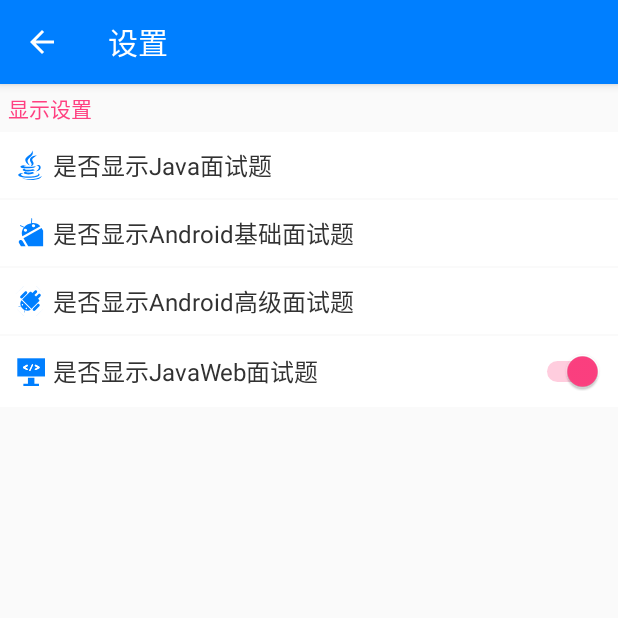
After one commit to git-wuxianglong/AndroidInterviewQuestions, an Android app: the SettingActivity screen opened directly, with no data from a screen before it, on a phone screen of 412 x 824 dp, the top half of it. The commit adds this screen. Run offline under Robolectric (Android 15) with nearby library versions, the phone set to English and light mode, and no system bars; our stand-ins replace ButterKnife; pictures from the network do not load.

Commit message:
添加设置界面

```diff
--- a/app/build.gradle
+++ b/app/build.gradle
@@ -33,7 +33,9 @@ android {
     useLibrary 'org.apache.http.legacy'
 }
 
+
 dependencies {
+    implementation 'com.android.support.constraint:constraint-layout:1.0.2'
     compile fileTree(include: ['*.jar'], dir: 'libs')
     testCompile 'junit:junit:4.12'
 
--- a/app/src/main/java/com/wuxl/interviewquestions/AppConfig.java
+++ b/app/src/main/java/com/wuxl/interviewquestions/AppConfig.java
@@ -19,4 +19,6 @@ public class AppConfig {
     public static final String ANDROID_SENIOR_DIR = '/' + "androidSeniorListCache";
     public static final String JAVA_WEB_DIR = '/' + "javaWebListCache";
 
+    public static final String SETTING_DIR = '/' + "setting";
+
 }
--- a/app/src/main/java/com/wuxl/interviewquestions/activity/MainActivity.java
+++ b/app/src/main/java/com/wuxl/interviewquestions/activity/MainActivity.java
@@ -15,7 +15,9 @@ import android.view.ViewConfiguration;
 import android.widget.ImageView;
 import android.widget.LinearLayout;
 
+import com.wuxl.interviewquestions.AppConfig;
 import com.wuxl.interviewquestions.R;
+import com.wuxl.interviewquestions.utils.CacheUtils;
 import com.wuxl.interviewquestions.utils.SendMsg;
 
 import java.lang.reflect.Field;
@@ -33,8 +35,9 @@ import static com.wuxl.interviewquestions.AppConfig.JAVA_WEB_FLAG;
  * 主界面
  * Created by wuxianglong on 2016/10/10.
  */
+public class MainActivity extends AppCompatActivity {
 
-public class MainActivity extends AppCompatActivity {
+    private String CACHE_DIR = null;
 
     @Bind(R.id.btn_java)
     LinearLayout btnJava;
@@ -57,12 +60,31 @@ public class MainActivity extends AppCompatActivity {
 
     private Drawable drawable;
 
+    //是否显示JavaWeb
+    private boolean showJavaWeb = true;
+
+    private String isExists;
+
     @Override
     protected void onCreate(Bundle savedInstanceState) {
         super.onCreate(savedInstanceState);
         makeActionOverflowMenuShown();
         setContentView(R.layout.activity_main);
         ButterKnife.bind(this);
+        setting();
+    }
+
+    /**
+     * 初始化一些设置
+     */
+    private void setting() {
+        //缓存目录
+        CACHE_DIR = this.getCacheDir().getPath();
+        //在文件不存在的情况下，返回的为null
+        if (CacheUtils.load(CACHE_DIR + AppConfig.SETTING_DIR) == null) {
+            //默认显示为true，进行保存
+            CacheUtils.save(showJavaWeb, CACHE_DIR + AppConfig.SETTING_DIR);
+        }
     }
 
     @Override
@@ -76,6 +98,20 @@ public class MainActivity extends AppCompatActivity {
         } catch (Exception e) {
             e.printStackTrace();
         }
+
+        //显示或隐藏Java web
+        setShowJavaWeb();
+    }
+
+    /**
+     * 是否显示Java web
+     */
+    private void setShowJavaWeb() {
+        showJavaWeb = (boolean) CacheUtils.load(CACHE_DIR + AppConfig.SETTING_DIR);
+        if (!showJavaWeb)
+            btnJavaWeb.setVisibility(View.GONE);
+        else
+            btnJavaWeb.setVisibility(View.VISIBLE);
     }
 
     @Override
@@ -87,9 +123,15 @@ public class MainActivity extends AppCompatActivity {
     @Override
     public boolean onOptionsItemSelected(MenuItem item) {
         int id = item.getItemId();
-        if (id == R.id.action_about) {
-            SendMsg.sendMsgToZhuge(this, getResources().getString(R.string.action_about));
-            startActivity(new Intent(MainActivity.this, AboutActivity.class));
+        switch (id) {
+            case R.id.action_about:
+                SendMsg.sendMsgToZhuge(this, getResources().getString(R.string.action_about));
+                startActivity(new Intent(MainActivity.this, AboutActivity.class));
+                break;
+            case R.id.action_setting:
+                SendMsg.sendMsgToZhuge(this, getResources().getString(R.string.action_setting));
+                startActivity(new Intent(MainActivity.this, SettingActivity.class));
+                break;
         }
         return super.onOptionsItemSelected(item);
     }
--- a/app/src/main/java/com/wuxl/interviewquestions/activity/QuestionListActivity.java
+++ b/app/src/main/java/com/wuxl/interviewquestions/activity/QuestionListActivity.java
@@ -197,7 +197,6 @@ public class QuestionListActivity extends AppCompatActivity {
         } else {
             startActivity(intent);
         }
-        SendMsg.sendMsgToZhuge(this, questionFlag + "第" + position + "题");
     }
 
     /**
@@ -383,14 +382,21 @@ public class QuestionListActivity extends AppCompatActivity {
     @Override
     public boolean onOptionsItemSelected(MenuItem item) {
         int id = item.getItemId();
-        //关于
-        if (id == R.id.action_about) {
-            SendMsg.sendMsgToZhuge(this, getResources().getString(R.string.action_about));
-            startActivity(new Intent(QuestionListActivity.this, AboutActivity.class));
-        }
-        //返回
-        if (id == android.R.id.home) {
-            finish();
+        switch (id) {
+            case R.id.action_about:
+                //关于
+                SendMsg.sendMsgToZhuge(this, getResources().getString(R.string.action_about));
+                startActivity(new Intent(QuestionListActivity.this, AboutActivity.class));
+                break;
+            case R.id.action_setting:
+                //设置
+                SendMsg.sendMsgToZhuge(this, getResources().getString(R.string.action_setting));
+                startActivity(new Intent(QuestionListActivity.this, SettingActivity.class));
+                break;
+            case android.R.id.home:
+                //返回
+                finish();
+                break;
         }
         return super.onOptionsItemSelected(item);
     }
--- /dev/null
+++ b/app/src/main/java/com/wuxl/interviewquestions/activity/SettingActivity.java
@@ -0,0 +1,62 @@
+package com.wuxl.interviewquestions.activity;
+
+import android.os.Bundle;
+import android.support.v7.app.ActionBar;
+import android.support.v7.app.AppCompatActivity;
+import android.view.MenuItem;
+import android.widget.CompoundButton;
+import android.widget.Switch;
+
+import com.wuxl.interviewquestions.AppConfig;
+import com.wuxl.interviewquestions.R;
+import com.wuxl.interviewquestions.utils.CacheUtils;
+
+import butterknife.Bind;
+import butterknife.ButterKnife;
+
+public class SettingActivity extends AppCompatActivity {
+
+    @Bind(R.id.is_show_javaweb)
+    Switch isShowJavaweb;
+
+    private String CACHE_DIR = null;//默认缓存目录
+    private boolean showJavaWeb;
+
+    @Override
+    protected void onCreate(Bundle savedInstanceState) {
+        super.onCreate(savedInstanceState);
+        setContentView(R.layout.activity_setting);
+        ButterKnife.bind(this);
+
+        init();
+    }
+
+    private void init() {
+        ActionBar actionBar = getSupportActionBar();
+        if (actionBar != null) {
+            actionBar.setTitle(getResources().getString(R.string.action_setting));
+            actionBar.setDisplayHomeAsUpEnabled(true);
+        }
+        CACHE_DIR = this.getCacheDir().getPath();
+        //读取配置信息
+        showJavaWeb = (boolean) CacheUtils.load(CACHE_DIR + AppConfig.SETTING_DIR);
+        isShowJavaweb.setChecked(showJavaWeb);
+
+        isShowJavaweb.setOnCheckedChangeListener(new CompoundButton.OnCheckedChangeListener() {
+            @Override
+            public void onCheckedChanged(CompoundButton compoundButton, boolean isChecked) {
+                CacheUtils.save(isChecked, CACHE_DIR + AppConfig.SETTING_DIR);
+            }
+        });
+    }
+
+    @Override
+    public boolean onOptionsItemSelected(MenuItem item) {
+        //返回
+        int id = item.getItemId();
+        if (id == android.R.id.home) {
+            finish();
+        }
+        return super.onOptionsItemSelected(item);
+    }
+}
--- /dev/null
+++ b/app/src/main/res/drawable/ic_android_base_blue.xml
@@ -0,0 +1,34 @@
+<vector xmlns:android="http://schemas.android.com/apk/res/android"
+    android:width="40dp"
+    android:height="40dp"
+    android:viewportHeight="1024.0"
+    android:viewportWidth="1024.0">
+
+
+    <path
+        android:name="first"
+        android:fillColor="@color/colorPrimary"
+        android:pathData="M907.1,344.7l-616.1,344.2L452.7,960 960,960 960,433.3 907.1,344.7z" />
+
+    <path
+        android:name="sencond"
+        android:fillColor="@color/colorPrimary"
+        android:pathData="M301.1,327.1 L294.2,336.6C229.3,426 213.3,530.9 250,620.1l613.2,-342.7c-55.2,-67.6 -142.8,-106.2 -242.9,-106.2 -10.9,0 -21.8,0.5 -32.8,1.3L575.8,173.6 564.7,175.2C514.9,182.5 467.2,198.8 422.4,223.8 377.6,248.8 339.1,280.8 307.9,318.8L301.1,327.1zM578.4,248.8C582.3,235 591.4,223.5 604.1,216.4 612.5,211.7 622.1,209.3 631.7,209.3c19.6,0 38,10.2 47.7,26.7 15.2,25.4 6,58.1 -20.2,72.8C650.9,313.5 641.4,315.9 631.7,315.9c-19.6,0 -38,-10.1 -47.7,-26.6C576.6,276.9 574.7,262.7 578.4,248.8zM329.3,369.9c8.4,-4.7 17.9,-7.2 27.5,-7.2 19.8,0 37.9,10.2 47.8,26.6 15.1,25.5 6.1,58.2 -20.2,72.9 -8.4,4.7 -17.9,7.2 -27.5,7.2 -19.6,0 -38,-10.2 -47.7,-26.7C294.1,417.3 303.1,384.6 329.3,369.9z" />
+
+    <path
+        android:name="third"
+        android:fillColor="@color/colorPrimary"
+        android:pathData="M196.1,749.2c-11.9,0 -23.7,3.1 -34,8.9 -33,18.4 -44,59.8 -24.5,92.2L202.9,960 362.2,960l-105.2,-176.4C244.4,762.4 221.1,749.2 196.1,749.2z" />
+
+    <path
+        android:name="fourth"
+        android:fillColor="@color/colorPrimary"
+        android:pathData="M290.7,322.6c2,0.9 4,1.3 6.1,1.3 5.3,0 10.4,-2.9 12.9,-7.9C313,309.3 309.9,301.1 302.8,297.9L190,245.9C188,245 185.8,244.5 183.8,244.5c-5.2,0 -10.4,2.9 -12.8,7.9C167.6,259.3 170.6,267.4 177.7,270.7L290.7,322.6z" />
+
+    <path
+        android:name="fifth"
+        android:fillColor="@color/colorPrimary"
+        android:pathData="M561.5,205.8c0.4,0 0.8,0 1.2,0 7.3,0 13.5,-20.6 14.1,-27.8l9.9,-142C587.3,28.5 581.5,0 573.8,0c-0.4,0 -0.8,0 -1.3,0 -7.3,0 -13.5,19.1 -14.1,26.2L548.5,169C548,176.5 553.8,205.8 561.5,205.8z" />
+
+
+</vector>
--- /dev/null
+++ b/app/src/main/res/drawable/ic_android_senior_blue.xml
@@ -0,0 +1,31 @@
+<vector xmlns:android="http://schemas.android.com/apk/res/android"
+    android:width="40dp"
+    android:height="40dp"
+    android:viewportHeight="1024.0"
+    android:viewportWidth="1024.0">
+
+    <path
+        android:name="first"
+        android:fillColor="@color/colorPrimary"
+        android:pathData="M-209.2,512l721.2,-721.2 721.2,721.2 -721.2,721.2 -721.2,-721.2M-212.1,512l724.1,724.1 724.1,-724.1 -724.1,-724.1 -724.1,724.1z" />
+
+    <path
+        android:name="sencond"
+        android:fillColor="@color/colorPrimary"
+        android:pathData="M196.3,679.1l-71.6,13.2c-4.3,0.8 -7.1,4.5 -6.4,8.4 0.7,3.8 4.7,6.3 9,5.5l74.4,-13.7c12.1,27.9 29.9,54.5 53.3,77.9s50,41.2 77.9,53.3l-13.7,74.4c-0.8,4.3 1.7,8.3 5.5,9 3.8,0.7 7.6,-2.2 8.4,-6.4l13.2,-71.6c68,24.8 141.6,16.3 193.7,-27.4l-316.2,-316.2c-43.8,52 -52.3,125.6 -27.4,193.7zM404.1,753.3c9.7,9.7 9.7,25.3 0,35 -9.7,9.7 -25.3,9.7 -35,0 -9.7,-9.7 -9.7,-25.3 0,-35 9.7,-9.7 25.3,-9.7 35,-0zM272,621.2c9.7,9.7 9.7,25.3 -0,35 -9.7,9.7 -25.3,9.7 -35,0 -9.7,-9.7 -9.7,-25.3 0,-35 9.7,-9.7 25.3,-9.7 35,0z" />
+
+    <path
+        android:name="third"
+        android:fillColor="@color/colorPrimary"
+        android:pathData="M759.9,622.1c19.5,-19.5 51.1,-19.5 70.5,0v0c19.5,19.5 19.5,51.1 0,70.5l-142.7,142.7c-19.5,19.5 -51.1,19.5 -70.5,0v0c-19.5,-19.5 -19.5,-51.1 -0,-70.5l142.7,-142.7z" />
+
+    <path
+        android:name="fourth"
+        android:fillColor="@color/colorPrimary"
+        android:pathData="M562.8,778.6l257.6,-257.6c15.3,-15.3 15.3,-40.1 -0,-55.4l-32.8,-32.8 79.3,-79.3c19.5,-19.5 19.5,-51.1 0,-70.5s-51.1,-19.5 -70.5,-0l-79.3,79.3 -54.1,-54.1 79.3,-79.3c19.5,-19.5 19.5,-51.1 0,-70.5s-51.1,-19.5 -70.5,0l-79.3,79.3 -32.8,-32.8c-15.3,-15.3 -40.1,-15.3 -55.4,-0l-257.6,257.6 316.2,316.2z" />
+
+    <path
+        android:name="fifth"
+        android:fillColor="@color/colorPrimary"
+        android:pathData="M403.2,265.3c19.5,-19.5 19.5,-51.1 0,-70.5v0c-19.5,-19.5 -51.1,-19.5 -70.5,0l-142.7,142.7c-19.5,19.5 -19.5,51.1 0,70.5v0c19.5,19.5 51.1,19.5 70.5,0l142.7,-142.7z" />
+</vector>
--- /dev/null
+++ b/app/src/main/res/drawable/ic_java_blue.xml
@@ -0,0 +1,46 @@
+<vector xmlns:android="http://schemas.android.com/apk/res/android"
+    android:width="40dp"
+    android:height="40dp"
+    android:viewportHeight="1024.0"
+    android:viewportWidth="1024.0">
+
+    <path
+        android:name="first"
+        android:fillColor="@color/colorPrimary"
+        android:pathData="M745.1,181.8c-29.4,20.7 -58.1,38.4 -89.6,64 -23.8,19.5 -66.8,46.1 -69.1,81.9 -3.6,54.5 80.4,105 35.8,174.1 -16.9,26.4 -45.6,37.6 -81.9,53.8 -4.4,-7.9 9.5,-14.6 15.4,-23 55.8,-80.9 -58.1,-107.8 -43.5,-207.4C526.2,228.9 639.6,195.4 745.1,181.8z" />
+
+    <path
+        android:name="sencond"
+        android:fillColor="@color/colorPrimary"
+        android:pathData="M389.2,514.7c-26.4,12.3 -70.4,14.6 -89.6,41 19.5,14.6 47.9,14.1 74.3,15.4 108.1,4.9 243.3,-4.4 335.4,-20.5 3.1,6.7 -12.8,18.2 -23,25.6 -58.1,42.5 -238.9,54.5 -363.6,46.1 -41.7,-2.8 -137.3,-13.8 -138.3,-51.2 -1.3,-45.3 115.7,-50.2 163.9,-53.8C357.7,516.5 375.4,512.6 389.2,514.7z" />
+
+    <path
+        android:name="third"
+        android:fillColor="@color/colorPrimary"
+        android:pathData="M335.4,629.9c12,1.5 -8.5,8.7 -5.1,17.9 44,43.5 181,31.2 248.4,17.9 14.1,-2.8 28.2,-11.3 38.4,-10.2 25.6,2.3 42,32 64,35.8 -77.8,35.1 -228.2,51.7 -338,30.7 -28.4,-5.4 -77.8,-20.7 -79.4,-43.5C261.4,647.6 312.7,634.5 335.4,629.9z" />
+
+    <path
+        android:name="fourth"
+        android:fillColor="@color/colorPrimary"
+        android:pathData="M368.7,734.9c7.9,2.6 -2.8,6.9 -2.6,10.2 23.3,40.5 138.5,26.1 197.2,12.8 11.8,-2.8 23.6,-11 33.3,-10.2 29.7,2 41,33 66.6,38.4 -81.7,49.9 -279.6,70.2 -361.1,7.7C298.3,748.2 334.9,743.1 368.7,734.9z" />
+
+    <path
+        android:name="fifth"
+        android:fillColor="@color/colorPrimary"
+        android:pathData="M294.5,811.7c-24.3,6.1 -87.3,-2.6 -89.6,30.7 -0.8,12.8 21.5,27.9 35.8,33.3 83.5,31.5 251.2,36.4 389.2,20.5 64,-7.4 184.4,-28.9 169,-94.7 19.2,2.3 36.4,14.6 38.4,33.3 7.7,70.7 -154.7,100.4 -220.2,107.5 -142.6,15.6 -320.8,12.5 -430.2,-25.6 -35.6,-12.3 -78.6,-35.1 -76.8,-69.1C113.2,790.2 251.5,774.3 294.5,811.7z" />
+
+    <path
+        android:name="sixth"
+        android:fillColor="@color/colorPrimary"
+        android:pathData="M512.1,1024c-96,-10.5 -188.5,-24.6 -266.3,-58.9 203.6,48.9 500.3,45.3 642.7,-58.9 7.7,-5.6 14.9,-16.6 25.6,-15.4 -35.8,107.5 -173.6,115 -291.9,133.2C585.4,1024 548.7,1024 512.1,1024z" />
+
+    <path
+        android:name="seventh"
+        android:fillColor="@color/colorPrimary"
+        android:pathData="M578.7,7.7c17.9,16.9 30.7,48.4 30.7,81.9 0,99.1 -105,156.5 -156.2,222.8 -11.3,14.9 -25.9,37.6 -25.6,61.5 0.5,54 56.3,114.5 76.8,158.8 -35.8,-23.6 -79.4,-55.1 -110.1,-92.2 -30.7,-36.9 -61.5,-96.8 -33.3,-148.5 42.3,-77.8 168,-124.2 212.5,-207.4C584.3,64.3 592.8,33.3 578.7,7.7z" />
+
+    <path
+        android:name="eighth"
+        android:fillColor="@color/colorPrimary"
+        android:pathData="M729.8,540.3c52.7,-45.1 142.1,-27.4 146,48.7 4.4,89.1 -93.2,139 -163.9,143.4 32.8,-31.2 119.3,-81.4 102.4,-153.6C807.4,549.5 771,531.8 729.8,540.3z" />
+</vector>
--- /dev/null
+++ b/app/src/main/res/drawable/ic_java_web_blue.xml
@@ -0,0 +1,37 @@
+<vector xmlns:android="http://schemas.android.com/apk/res/android"
+    android:width="40dp"
+    android:height="40dp"
+    android:viewportHeight="1024.0"
+    android:viewportWidth="1024.0">
+
+    <path
+        android:name="first"
+        android:fillColor="@color/colorPrimary"
+        android:pathData="M78.196364 78.196364v620.809974h947.39948V78.196364H78.196364z" />
+
+    <path
+        android:name="sencond"
+        android:fillColor="@color/color_item_normal"
+        android:pathData="M441.516883 945.351481H285.549714v78.196363h532.69278v-78.196363H662.275325V738.330597H441.516883v207.020884zM426.59574 346.165195a26.065455 26.065455 0 1 0-26.863376-44.683637l-114.48852 68.807481c-17.314909 10.399584-16.716468 35.707013 1.063896 45.295377l114.501818 61.63948a26.065455 26.065455 0 0 0 24.708987-45.893818l-74.166857-39.936 75.244052-45.215584zM687.808831 346.165195a26.065455 26.065455 0 1 1 26.863377-44.683637l114.488519 68.807481c17.314909 10.399584 16.716468 35.707013-1.063896 45.295377l-114.501818 61.63948a26.065455 26.065455 0 1 1-24.708987-45.893818l74.166857-39.936-75.244052-45.215584zM579.637195 289.645714l-90.896624 194.294026a19.549091 19.549091 0 1 0 35.414442 16.570182l90.896623-194.294026a19.549091 19.549091 0 0 0-35.414441-16.570182z" />
+
+    <path
+        android:name="third"
+        android:fillColor="@color/colorPrimary"
+        android:pathData="M441.516883 945.351481H285.549714v78.196363h532.69278v-78.196363H662.275325V738.330597H441.516883v207.020884z" />
+
+    <path
+        android:name="fourth"
+        android:fillColor="@color/color_item_normal"
+        android:pathData="M426.59574 346.165195a26.065455 26.065455 0 1 0-26.863376-44.683637l-114.48852 68.807481c-17.314909 10.399584-16.716468 35.707013 1.063896 45.295377l114.501818 61.63948a26.065455 26.065455 0 0 0 24.708987-45.893818l-74.166857-39.936 75.244052-45.215584z" />
+
+    <path
+        android:name="fifth"
+        android:fillColor="@color/color_item_normal"
+        android:pathData="M687.808831 346.165195a26.065455 26.065455 0 1 1 26.863377-44.683637l114.488519 68.807481c17.314909 10.399584 16.716468 35.707013-1.063896 45.295377l-114.501818 61.63948a26.065455 26.065455 0 1 1-24.708987-45.893818l74.166857-39.936-75.244052-45.215584z" />
+
+    <path
+        android:name="sixth"
+        android:fillColor="@color/color_item_normal"
+        android:pathData="M579.637195 289.645714l-90.896624 194.294026a19.549091 19.549091 0 1 0 35.414442 16.570182l90.896623-194.294026a19.549091 19.549091 0 0 0-35.414441-16.570182z" />
+
+</vector>
--- /dev/null
+++ b/app/src/main/res/layout/activity_setting.xml
@@ -0,0 +1,161 @@
+<?xml version="1.0" encoding="utf-8"?>
+<RelativeLayout xmlns:android="http://schemas.android.com/apk/res/android"
+    xmlns:tools="http://schemas.android.com/tools"
+    android:layout_width="match_parent"
+    android:layout_height="match_parent"
+    android:background="@color/color_setting_back"
+    tools:context="com.wuxl.interviewquestions.activity.SettingActivity">
+
+    <TextView
+        android:id="@+id/setting_show"
+        android:layout_width="match_parent"
+        android:layout_height="wrap_content"
+        android:padding="5dp"
+        android:text="@string/setting_show"
+        android:textColor="@color/colorAccent" />
+
+    <RelativeLayout
+        android:id="@+id/layout_java"
+        android:layout_width="match_parent"
+        android:layout_height="wrap_content"
+        android:layout_below="@id/setting_show"
+        android:background="@color/color_item_normal"
+        android:padding="10dp">
+
+        <ImageView
+            android:id="@+id/ic_java"
+            android:layout_width="20dp"
+            android:layout_height="20dp"
+            android:src="@drawable/ic_java_blue"
+            android:layout_centerVertical="true"/>
+
+        <TextView
+            android:layout_width="wrap_content"
+            android:layout_height="wrap_content"
+            android:layout_centerVertical="true"
+            android:layout_toRightOf="@id/ic_java"
+            android:text="@string/is_show_java"
+            android:textColor="@color/text_color"
+            android:textSize="16sp"
+            android:layout_marginLeft="5dp"/>
+
+    </RelativeLayout>
+
+    <RelativeLayout
+        android:id="@+id/layout_android_base"
+        android:layout_width="match_parent"
+        android:layout_height="wrap_content"
+        android:layout_below="@id/layout_java"
+        android:layout_marginTop="1dp"
+        android:background="@color/color_item_normal"
+        android:padding="10dp">
+
+        <ImageView
+            android:id="@+id/ic_android_base"
+            android:layout_width="20dp"
+            android:layout_height="20dp"
+            android:src="@drawable/ic_android_base_blue"
+            android:layout_centerVertical="true"/>
+
+        <TextView
+            android:layout_width="wrap_content"
+            android:layout_height="wrap_content"
+            android:layout_centerVertical="true"
+            android:text="@string/is_show_androidbase"
+            android:textColor="@color/text_color"
+            android:textSize="16sp"
+            android:layout_toRightOf="@id/ic_android_base"
+            android:layout_marginLeft="5dp"/>
+
+    </RelativeLayout>
+
+    <RelativeLayout
+        android:id="@+id/layout_android_senior"
+        android:layout_width="match_parent"
+        android:layout_height="wrap_content"
+        android:layout_below="@id/layout_android_base"
+        android:layout_marginTop="1dp"
+        android:background="@color/color_item_normal"
+        android:padding="10dp">
+
+        <ImageView
+            android:id="@+id/ic_android_senior"
+            android:layout_width="20dp"
+            android:layout_height="20dp"
+            android:src="@drawable/ic_android_senior_blue"
+            android:layout_centerVertical="true"/>
+
+        <TextView
+            android:layout_width="wrap_content"
+            android:layout_height="wrap_content"
+            android:layout_centerVertical="true"
+            android:text="@string/is_show_android_senior"
+            android:textColor="@color/text_color"
+            android:textSize="16sp"
+            android:layout_toRightOf="@id/ic_android_senior"
+            android:layout_marginLeft="5dp"/>
+
+    </RelativeLayout>
+
+    <RelativeLayout
+        android:id="@+id/layout_java_web"
+        android:layout_width="match_parent"
+        android:layout_height="wrap_content"
+        android:layout_below="@id/layout_android_senior"
+        android:layout_marginTop="1dp"
+        android:background="@color/color_item_normal"
+        android:padding="10dp"
+        android:gravity="center">
+
+        <ImageView
+            android:id="@+id/ic_java_web"
+            android:layout_width="20dp"
+            android:layout_height="20dp"
+            android:src="@drawable/ic_java_web_blue"
+            android:layout_centerVertical="true"/>
+
+        <TextView
+            android:layout_width="wrap_content"
+            android:layout_height="wrap_content"
+            android:layout_centerVertical="true"
+            android:text="@string/is_show_javaweb"
+            android:textColor="@color/text_color"
+            android:textSize="16sp"
+            android:layout_toRightOf="@id/ic_java_web"
+            android:layout_marginLeft="5dp"/>
+
+        <Switch
+            android:id="@+id/is_show_javaweb"
+            android:layout_width="wrap_content"
+            android:layout_height="wrap_content"
+            android:layout_alignParentRight="true"
+            android:layout_centerVertical="true" />
+
+    </RelativeLayout>
+
+    <RelativeLayout
+        android:layout_width="match_parent"
+        android:layout_height="wrap_content"
+        android:layout_alignParentBottom="true"
+        android:layout_marginBottom="20dp"
+        android:gravity="center"
+        android:visibility="gone">
+
+        <ImageView
+            android:id="@+id/icon"
+            android:layout_width="48dp"
+            android:layout_height="48dp"
+            android:src="@mipmap/ic_launcher" />
+
+        <TextView
+            android:layout_width="48dp"
+            android:layout_height="wrap_content"
+            android:layout_below="@id/icon"
+            android:layout_marginTop="2dp"
+            android:gravity="center"
+            android:text="@string/icon_name"
+            android:textColor="@color/text_color" />
+
+    </RelativeLayout>
+
+</RelativeLayout>
--- a/app/src/main/res/menu/menu.xml
+++ b/app/src/main/res/menu/menu.xml
@@ -2,6 +2,13 @@
     xmlns:app="http://schemas.android.com/apk/res-auto"
     xmlns:tools="http://schemas.android.com/tools"
     tools:context=".activity.QuestionListActivity">
+
+    <item
+        android:id="@+id/action_setting"
+        android:icon="@mipmap/ic_more_vert_white_24dp"
+        android:orderInCategory="100"
+        android:title="@string/action_setting"
+        app:showAsAction="never" />
 
     <item
         android:id="@+id/action_about"
--- a/app/src/main/res/values/colors.xml
+++ b/app/src/main/res/values/colors.xml
@@ -14,4 +14,6 @@
 
     <color name="color_primary_dark">#0072E5</color>
 
+    <color name="color_setting_back">#FFFAFAFA</color>
+
 </resources>
--- a/app/src/main/res/values/strings.xml
+++ b/app/src/main/res/values/strings.xml
@@ -1,6 +1,8 @@
 <resources>
     <string name="app_name">Android面试题</string>
+    <string name="icon_name">面试题</string>
     <string name="action_about">关于</string>
+    <string name="action_setting">设置</string>
     <string name="exit_app_hint">再按一退出程序</string>
     <string name="submit_question">提交你遇到的面试题或BUG</string>
     <string name="submit_issues">程序有BUG或者有面试问题都可以从这提交</string>
@@ -17,4 +19,13 @@
     <string name="android_senior_questions">Android高级面试题</string>
     <string name="java_web_questions">JavaWeb面试题</string>
 
+    <string name="setting_show">显示设置</string>
+    <string name="is_show_javaweb">是否显示JavaWeb面试题</string>
+    <string name="is_show_androidbase">是否显示Android基础面试题</string>
+    <string name="is_show_android_senior">是否显示Android高级面试题</string>
+    <string name="is_show_java">是否显示Java面试题</string>
+
+    <string name="setting_other">其它设置</string>
+    <string name="nothing">暂无</string>
+
 </resources>
```
Also changed, not shown: app/src/main/AndroidManifest.xml (+13 -7 lines).
